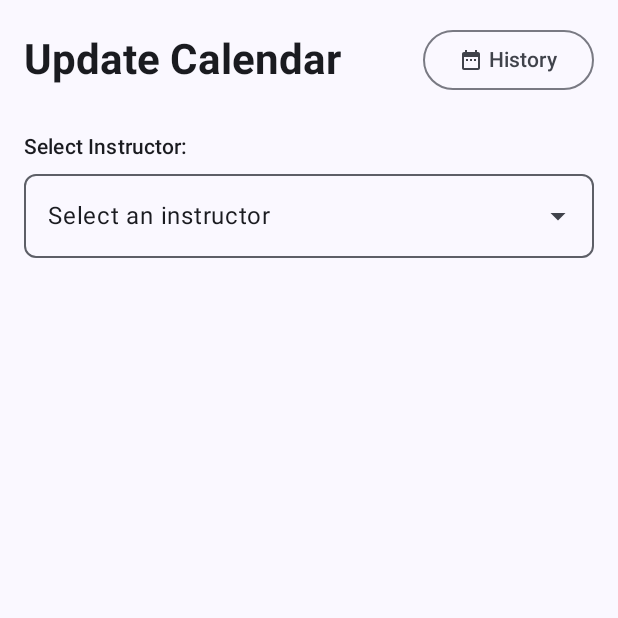
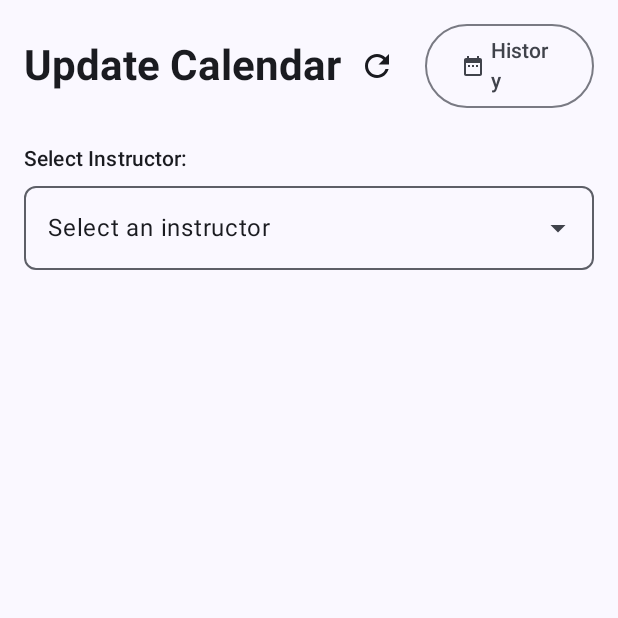
Before and after one commit to Yusufyzc/OptiClass--An-Integrated-University-Scheduling-and-XAI-Driven-Calendar-Portal, an Android app built with Jetpack Compose: the composable UpdateCalendarPage called with empty values, on a phone screen of 412 x 824 dp, the top half of it. Run offline under Robolectric (Android 15) with nearby library versions, the light colour scheme and no system bars; 6 statements that could not run were skipped.

Commit message:
10.06.2026

```diff
--- a/app/src/main/java/com/example/opticlass_an_integrated_university_scheduling_and_xai_driven_calendar_portal/network/RetrofitClient.kt
+++ b/app/src/main/java/com/example/opticlass_an_integrated_university_scheduling_and_xai_driven_calendar_portal/network/RetrofitClient.kt
@@ -4,7 +4,7 @@ import retrofit2.Retrofit
 import retrofit2.converter.gson.GsonConverterFactory
 
 object RetrofitClient {
-    private const val BASE_URL = "http://10.58.73.83:8000/"
+    private const val BASE_URL = "http://10.81.205.11:8000/"
 
     val instance: ApiService by lazy {
         Retrofit.Builder()
--- a/app/src/main/java/com/example/opticlass_an_integrated_university_scheduling_and_xai_driven_calendar_portal/ui/screens/MainScaffold.kt
+++ b/app/src/main/java/com/example/opticlass_an_integrated_university_scheduling_and_xai_driven_calendar_portal/ui/screens/MainScaffold.kt
@@ -314,7 +314,8 @@ fun MainScaffold(
                             onSaveSchedule = { u, d, h -> onSaveSchedule(u, d, h) },
                             onSendNotification = onSendNotification,
                             onSetSchedulingPhase = onSetSchedulingPhase,
-                            onSuggestSchedule = onSuggestSchedule
+                            onSuggestSchedule = onSuggestSchedule,
+                            onRefreshAvailabilities = onRefreshAvailabilities
                         )
                     currentDestination == AppDestinations.CLASSROOMS ->
                         ClassroomsPage(
--- a/app/src/main/java/com/example/opticlass_an_integrated_university_scheduling_and_xai_driven_calendar_portal/ui/screens/admin/InstructorAvailabilityAdminPage.kt
+++ b/app/src/main/java/com/example/opticlass_an_integrated_university_scheduling_and_xai_driven_calendar_portal/ui/screens/admin/InstructorAvailabilityAdminPage.kt
@@ -16,6 +16,8 @@ import androidx.compose.ui.unit.dp
 @Composable
 fun InstructorAvailabilityAdminPage(onRefresh: () -> Unit = {}) {
     var selectedInstructor by remember { mutableStateOf<String?>(null) }
+
+    LaunchedEffect(Unit) { onRefresh() }
 
     Column(modifier = Modifier.fillMaxSize().padding(16.dp)) {
         if (selectedInstructor == null) {
--- a/app/src/main/java/com/example/opticlass_an_integrated_university_scheduling_and_xai_driven_calendar_portal/ui/screens/admin/UpdateCalendarPage.kt
+++ b/app/src/main/java/com/example/opticlass_an_integrated_university_scheduling_and_xai_driven_calendar_portal/ui/screens/admin/UpdateCalendarPage.kt
@@ -38,7 +38,8 @@ fun UpdateCalendarPage(
     onSaveSchedule: (username: String, draft: Map<String, SnapshotStateMap<String, CourseImport?>>, historyEntries: List<ScheduleChange>) -> Unit = { _, _, _ -> },
     onSendNotification: (recipientUsername: String, text: String) -> Unit = { _, _ -> },
     onSetSchedulingPhase: (String, (Boolean) -> Unit) -> Unit = { _, _ -> },
-    onSuggestSchedule: (username: String, courseCode: String, classroomId: String?, duration: Int, suggestionType: String, onResult: (XAISuggestionResponseDto?) -> Unit) -> Unit = { _, _, _, _, _, _ -> }
+    onSuggestSchedule: (username: String, courseCode: String, classroomId: String?, duration: Int, suggestionType: String, onResult: (XAISuggestionResponseDto?) -> Unit) -> Unit = { _, _, _, _, _, _ -> },
+    onRefreshAvailabilities: () -> Unit = {}
 ) {
     var expanded by remember { mutableStateOf(false) }
     var selectedUser by remember { mutableStateOf<User?>(null) }
@@ -70,6 +71,7 @@ fun UpdateCalendarPage(
     var assignmentMode by remember { mutableStateOf<String?>(null) }  // "lecture" | "lab" | null
     var selectedClassroom by remember { mutableStateOf<Classroom?>(null) }
     var suggestionClassroomDropdownExpanded by remember { mutableStateOf(false) }
+    LaunchedEffect(Unit) { onRefreshAvailabilities() }
     LaunchedEffect(selectedCourseToAssign) { assignmentMode = null; selectedClassroom = null }
     var classroomDropdownExpanded by remember { mutableStateOf(false) }
 
@@ -80,10 +82,15 @@ fun UpdateCalendarPage(
             verticalAlignment = Alignment.CenterVertically
         ) {
             Text("Update Calendar", style = MaterialTheme.typography.headlineMedium, fontWeight = FontWeight.Bold)
-            OutlinedButton(onClick = { showHistoryDialog = true }) {
-                Icon(Icons.Default.DateRange, contentDescription = null, modifier = Modifier.size(16.dp))
-                Spacer(modifier = Modifier.width(4.dp))
-                Text("History")
+            Row(horizontalArrangement = Arrangement.spacedBy(8.dp), verticalAlignment = Alignment.CenterVertically) {
+                IconButton(onClick = { onRefreshAvailabilities() }) {
+                    Icon(Icons.Default.Refresh, contentDescription = "Refresh availabilities")
+                }
+                OutlinedButton(onClick = { showHistoryDialog = true }) {
+                    Icon(Icons.Default.DateRange, contentDescription = null, modifier = Modifier.size(16.dp))
+                    Spacer(modifier = Modifier.width(4.dp))
+                    Text("History")
+                }
             }
         }
         Spacer(modifier = Modifier.height(24.dp))
```
